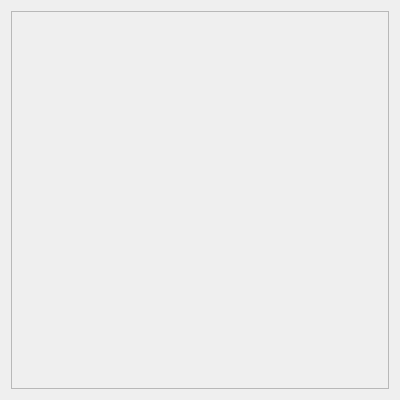
This is march_rqt_input_device/resource/input_device.ui in project-march/ProjectMarch as Qt 5 draws it before an edit. The edited form follows.
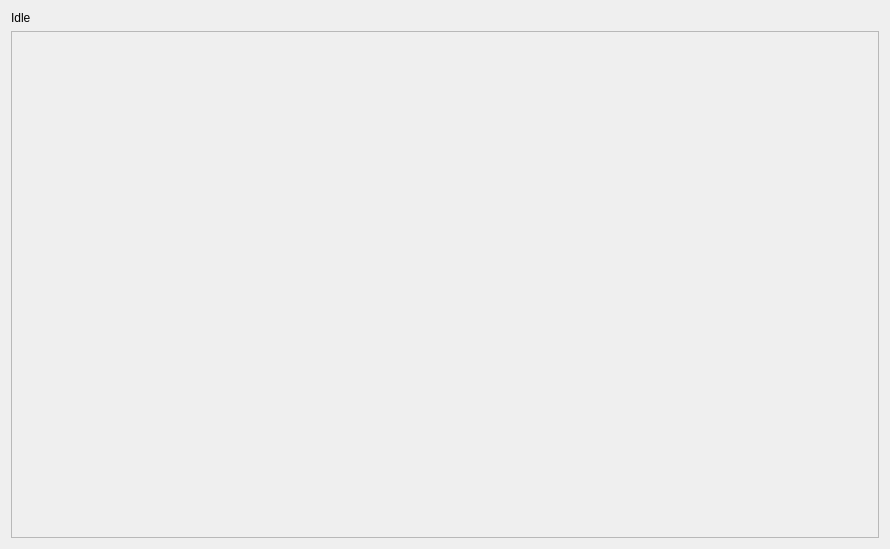
This is the edited form.

Commit message: Add showing possible gaits

```diff
--- a/march_rqt_input_device/resource/input_device.ui
+++ b/march_rqt_input_device/resource/input_device.ui
@@ -6,21 +6,34 @@
    <rect>
     <x>0</x>
     <y>0</y>
-    <width>400</width>
-    <height>400</height>
+    <width>890</width>
+    <height>549</height>
    </rect>
   </property>
   <property name="windowTitle">
    <string>March Input Device</string>
   </property>
-  <layout class="QHBoxLayout" name="horizontalLayout">
+  <layout class="QVBoxLayout" name="verticalLayout">
+   <property name="sizeConstraint">
+    <enum>QLayout::SetMinAndMaxSize</enum>
+   </property>
+   <item>
+    <widget class="QLabel" name="status_label">
+     <property name="maximumSize">
+      <size>
+       <width>16777215</width>
+       <height>302</height>
+      </size>
+     </property>
+     <property name="text">
+      <string>Idle</string>
+     </property>
+    </widget>
+   </item>
    <item>
     <widget class="QScrollArea" name="frame">
-     <property name="sizePolicy">
-      <sizepolicy hsizetype="Minimum" vsizetype="Minimum">
-       <horstretch>0</horstretch>
-       <verstretch>0</verstretch>
-      </sizepolicy>
+     <property name="enabled">
+      <bool>true</bool>
      </property>
      <property name="widgetResizable">
       <bool>true</bool>
@@ -30,10 +43,30 @@
        <rect>
         <x>0</x>
         <y>0</y>
-        <width>380</width>
-        <height>380</height>
+        <width>870</width>
+        <height>503</height>
        </rect>
       </property>
+      <property name="styleSheet">
+       <string notr="true">QPushButton {
+  background-color: #1F1E24;
+  color: #FFFFFF;
+}
+
+QPushButton[enabled=&quot;true&quot;] {
+  border: 3px solid rgb(67, 173, 5);
+}
+QPushButton[enabled=&quot;true&quot;]:hover {
+  border: 3px solid rgb(114, 159, 207);
+}
+QPushButton[enabled=&quot;true&quot;]:pressed {
+  border: 3px solid rgb(252, 175, 62);
+}
+
+QPushButton[enabled=&quot;false&quot;] {
+  border: 3px solid rgb(191, 64, 64);
+}</string>
+      </property>
      </widget>
     </widget>
    </item>
```
The commit also changes 2 other files.
